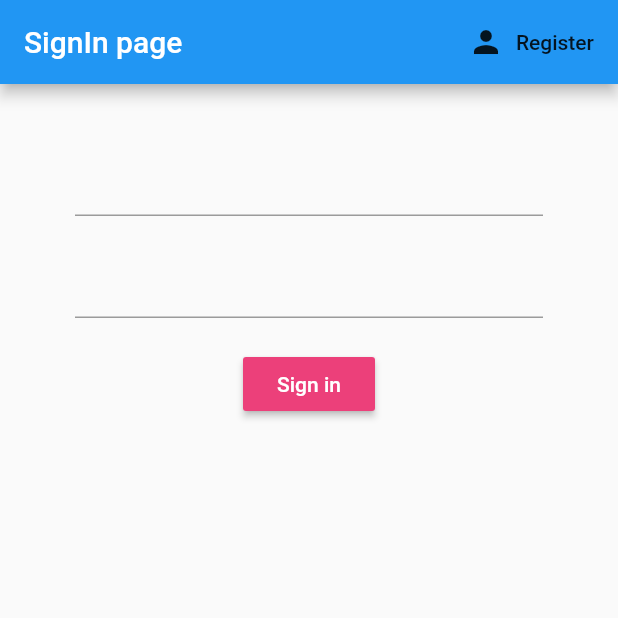
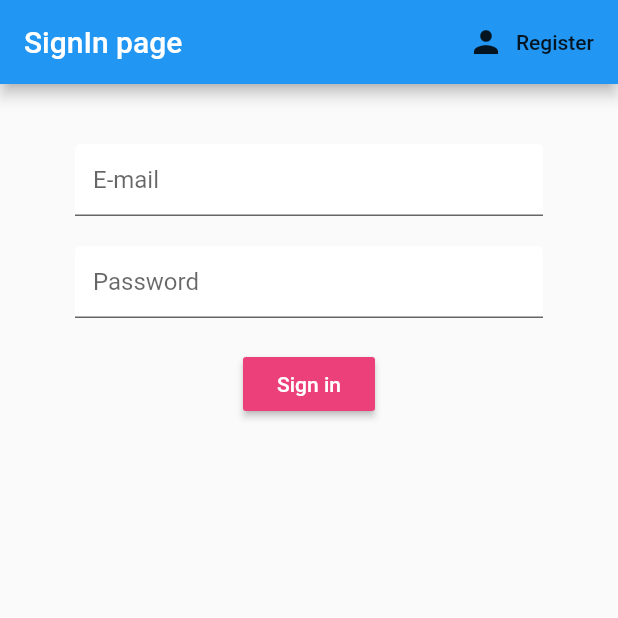
Before and after one commit to mu-suke/flutter_fire_with_provider, a Flutter app: the screen it shows after launch, on a phone screen of 412 x 824 dp, the top half of it. Run offline on Flutter 3.47's test engine with Material 2 defaults, Android fonts, the phone set to English and light mode, and no system bars; our stand-ins replace firebase_auth, firebase_core, flutter_spinkit; accounts and stored records are empty.

Commit message:
Implement loading UI

```diff
--- /dev/null
+++ b/lib/constaints/textInputDecoration.dart
@@ -0,0 +1,7 @@
+import 'package:flutter/material.dart';
+
+const textInputDecoration = InputDecoration(
+  hintText: '',
+  fillColor: Colors.white,
+  filled: true,
+);
--- a/lib/views/register_page.dart
+++ b/lib/views/register_page.dart
@@ -1,4 +1,6 @@
 import 'package:flutter/material.dart';
+import 'package:flutter_firebase_provider/constaints/loading.dart';
+import 'package:flutter_firebase_provider/constaints/textInputDecoration.dart';
 import 'package:flutter_firebase_provider/services/user_service.dart';
 
 class RegisterPage extends StatefulWidget {
@@ -12,6 +14,8 @@ class RegisterPage extends StatefulWidget {
 class _RegisterPageState extends State<RegisterPage> {
   final UserService _auth = UserService();
   final _formKey = GlobalKey<FormState>();
+
+  bool loading = false;
 
   String email = '';
   String password = '';
@@ -28,7 +32,7 @@ class _RegisterPageState extends State<RegisterPage> {
             icon: const Icon(Icons.person),
             label: const Text('Sign in'))
       ]),
-      body: Container(
+      body: loading ? Loading() : Container(
         padding: EdgeInsets.symmetric(vertical: 20.0, horizontal: 50.0),
         child: Form(
             key: _formKey,
@@ -36,6 +40,7 @@ class _RegisterPageState extends State<RegisterPage> {
               children: <Widget>[
                 SizedBox(height: 20.0),
                 TextFormField(
+                  decoration: textInputDecoration.copyWith(hintText: 'E-mail'),
                   validator: (val) => val.isEmpty ? 'Enter an E-mail' : null,
                   onChanged: (val) {
                     setState(() {
@@ -45,6 +50,7 @@ class _RegisterPageState extends State<RegisterPage> {
                 ),
                 SizedBox(height: 20.0),
                 TextFormField(
+                  decoration: textInputDecoration.copyWith(hintText: 'Password'),
                   obscureText: true,
                   validator: (val) =>
                       val.length < 6 ? 'Enter a Password 6+ chars long' : null,
@@ -65,11 +71,15 @@ class _RegisterPageState extends State<RegisterPage> {
                     if (_formKey.currentState.validate()) {
                       print(email);
                       print(password);
+                      setState(() {
+                        loading = true;
+                      });
                       dynamic result = await _auth.registerWithEmailAndPassword(
                           email, password);
                       if (result == null) {
                         setState(() {
                           error = 'please supply a valid email';
+                          loading = false;
                         });
                       }
                     }
--- a/lib/views/sign_in_page.dart
+++ b/lib/views/sign_in_page.dart
@@ -1,4 +1,6 @@
 import 'package:flutter/material.dart';
+import 'package:flutter_firebase_provider/constaints/loading.dart';
+import 'package:flutter_firebase_provider/constaints/textInputDecoration.dart';
 import 'package:flutter_firebase_provider/services/user_service.dart';
 
 class SignInPage extends StatefulWidget {
@@ -13,6 +15,9 @@ class _SignInPageState extends State<SignInPage> {
   final UserService _auth = UserService();
   final _formKey = GlobalKey<FormState>();
 
+  bool loading = false;
+
+//  text field state
   String email = '';
   String password = '';
   String error = '';
@@ -28,7 +33,7 @@ class _SignInPageState extends State<SignInPage> {
             icon: const Icon(Icons.person),
             label: const Text('Register'))
       ]),
-      body: Container(
+      body: loading ? Loading() : Container(
         padding: EdgeInsets.symmetric(vertical: 20.0, horizontal: 50.0),
         child: Form(
             key: _formKey,
@@ -36,6 +41,7 @@ class _SignInPageState extends State<SignInPage> {
               children: <Widget>[
                 SizedBox(height: 20.0),
                 TextFormField(
+                  decoration: textInputDecoration.copyWith(hintText: 'E-mail'),
                   validator: (val) => val.isEmpty ? 'Enter an E-mail' : null,
                   onChanged: (val) {
                     setState(() {
@@ -45,6 +51,7 @@ class _SignInPageState extends State<SignInPage> {
                 ),
                 SizedBox(height: 20.0),
                 TextFormField(
+                  decoration: textInputDecoration.copyWith(hintText: 'Password'),
                   obscureText: true,
                   validator: (val) => val.length < 6 ? 'Enter a Password 6+ chars long' : null,
                   onChanged: (val) {
@@ -65,10 +72,14 @@ class _SignInPageState extends State<SignInPage> {
                       print('valid');
                       print(email);
                       print(password);
+                      setState(() {
+                        loading = true;
+                      });
                       dynamic result = await _auth.signInWithEmailAndPassword(email, password);
                       if (result == null) {
                         setState(() {
                           error = 'could not sign in with those credentials';
+                          loading = false;
                         });
                       }
                     }
--- a/pubspec.yaml
+++ b/pubspec.yaml
@@ -30,6 +30,9 @@ dependencies:
   #  FIREBASE
   firebase_core: ^0.5.0
   firebase_auth: ^0.18.0+1
+
+#  UI
+  flutter_spinkit: ^4.1.2+1
 
 
 
```
Also changed, not shown: lib/constaints/loading.dart (added, +18 -0 lines), pubspec.lock.
